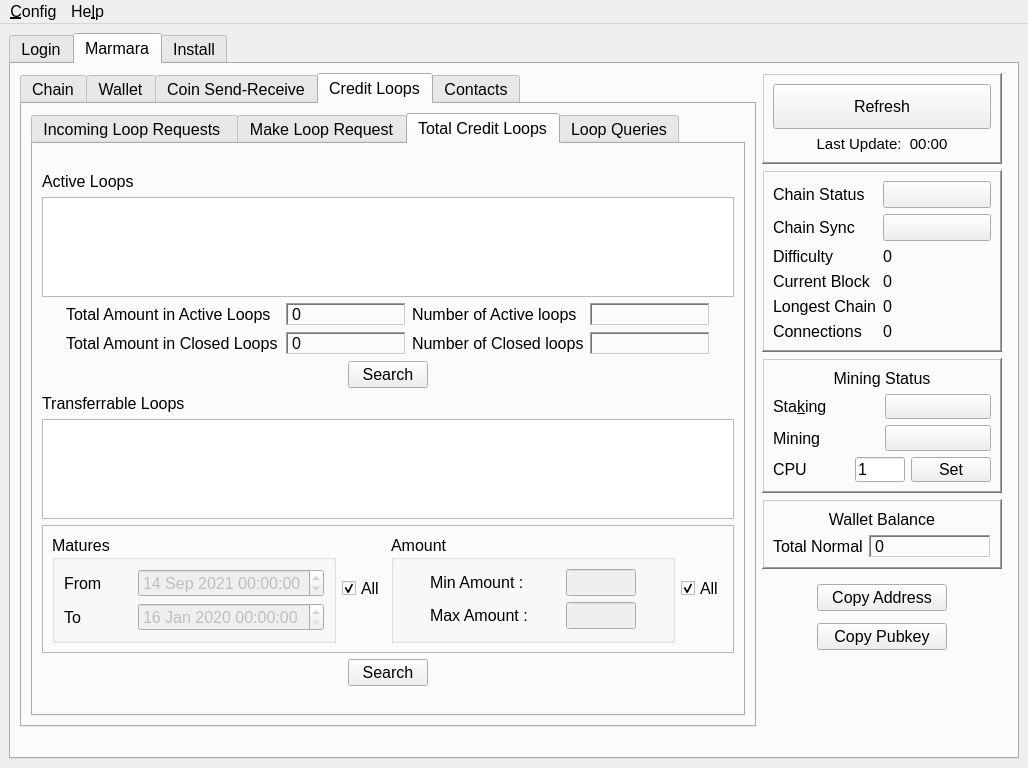
The window that src/main/python/qtguidesign.ui (marmarachain/marmara-connector) describes before a commit, drawn with Qt 5.
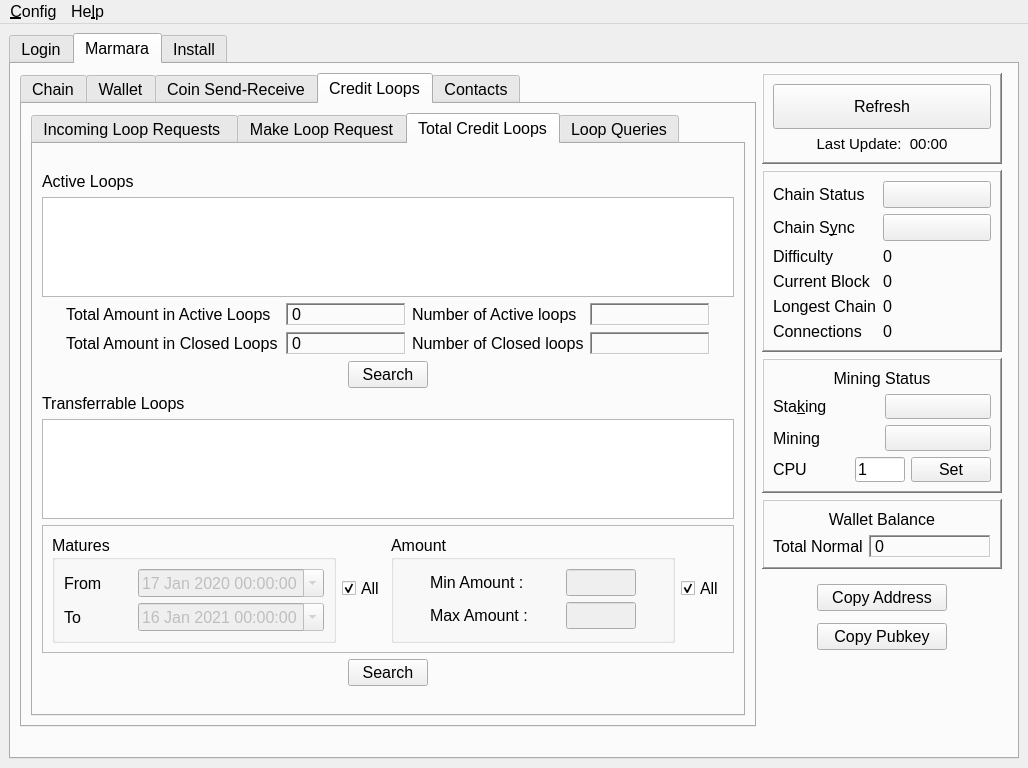
The same window after the commit. The open tabs and pages were chosen to show the change. Icons and pictures are not drawn.

Commit message: [add] calendenpopup enabled for datetime fields in qtguidesign.ui [add] set_transferable_mature_date_state method added to disable and enable checkbox based on the selection made by user

```diff
--- a/src/main/python/qtguidesign.ui
+++ b/src/main/python/qtguidesign.ui
@@ -1020,7 +1020,7 @@
                 </font>
                </property>
                <property name="text">
-                <string>Chain Sync</string>
+                <string>Chain S&amp;ync</string>
                </property>
                <property name="buddy">
                 <cstring>chainsync_button</cstring>
@@ -3896,11 +3896,21 @@
                           <property name="enabled">
                            <bool>false</bool>
                           </property>
+                          <property name="dateTime">
+                           <datetime>
+                            <hour>0</hour>
+                            <minute>0</minute>
+                            <second>0</second>
+                            <year>2020</year>
+                            <month>1</month>
+                            <day>17</day>
+                           </datetime>
+                          </property>
                           <property name="date">
                            <date>
-                            <year>2021</year>
-                            <month>9</month>
-                            <day>14</day>
+                            <year>2020</year>
+                            <month>1</month>
+                            <day>17</day>
                            </date>
                           </property>
                           <property name="minimumDate">
@@ -3910,6 +3920,9 @@
                             <day>17</day>
                            </date>
                           </property>
+                          <property name="calendarPopup">
+                           <bool>true</bool>
+                          </property>
                          </widget>
                         </item>
                         <item row="3" column="3">
@@ -3917,6 +3930,13 @@
                           <property name="enabled">
                            <bool>false</bool>
                           </property>
+                          <property name="date">
+                           <date>
+                            <year>2021</year>
+                            <month>1</month>
+                            <day>16</day>
+                           </date>
+                          </property>
                           <property name="minimumDate">
                            <date>
                             <year>2020</year>
@@ -3924,6 +3944,9 @@
                             <day>16</day>
                            </date>
                           </property>
+                          <property name="calendarPopup">
+                           <bool>true</bool>
+                          </property>
                          </widget>
                         </item>
                        </layout>
```
Left out of the diff: 4 changed lines with no effect on the pictures. The commit also changes 2 other files.
